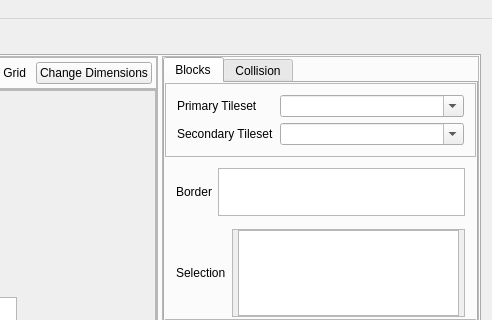
First picture: the form in mainwindow.ui, repository huderlem/porymap, before the edit; both pictures show x 625 to 1117 and y 0 to 320 of the 1117 by 747 pixel window.
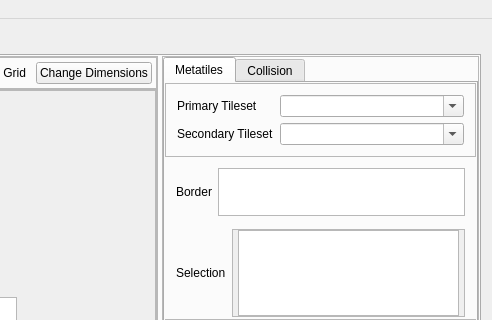
Second picture: the form after the edit. The open tabs and pages were chosen to show the change. Icons and pictures are not drawn. Custom widgets are drawn as their Qt base class.

Commit message: Rename Block to Metatile

Patch:
```diff
--- a/mainwindow.ui
+++ b/mainwindow.ui
@@ -476,7 +476,7 @@
                  </sizepolicy>
                 </property>
                 <attribute name="title">
-                 <string>Blocks</string>
+                 <string>Metatiles</string>
                 </attribute>
                 <layout class="QGridLayout" name="gridLayout_3">
                  <property name="leftMargin">
```
Left out of the diff: 2 changed lines with no effect on the pictures. The commit also changes 1 other file.
